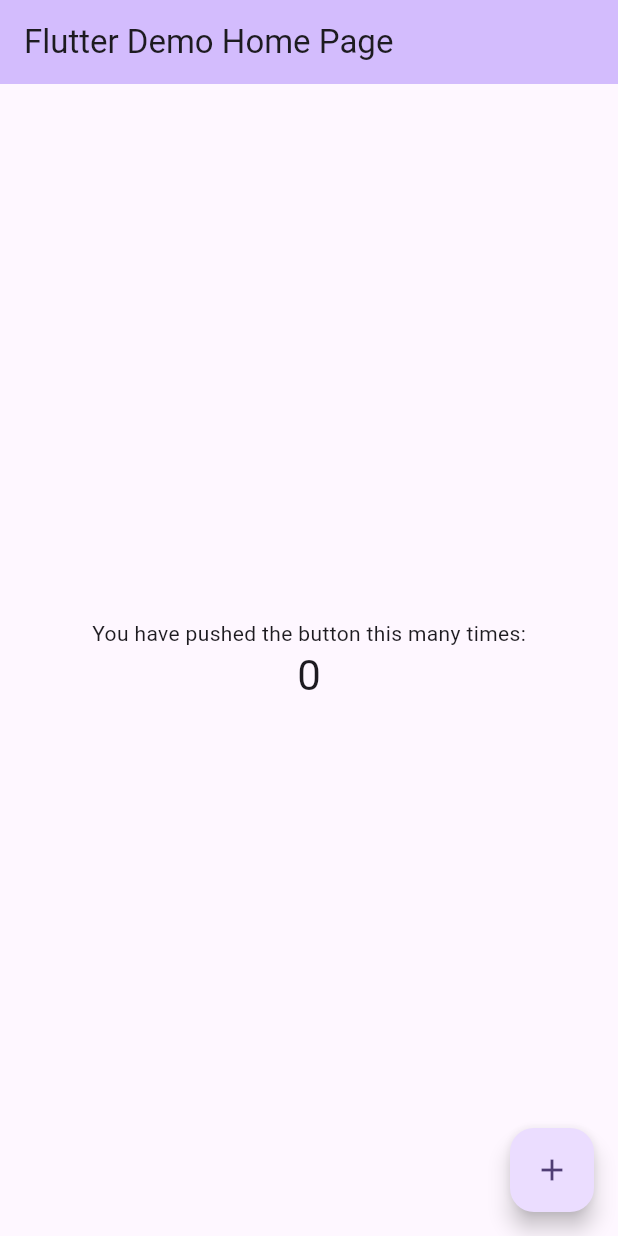
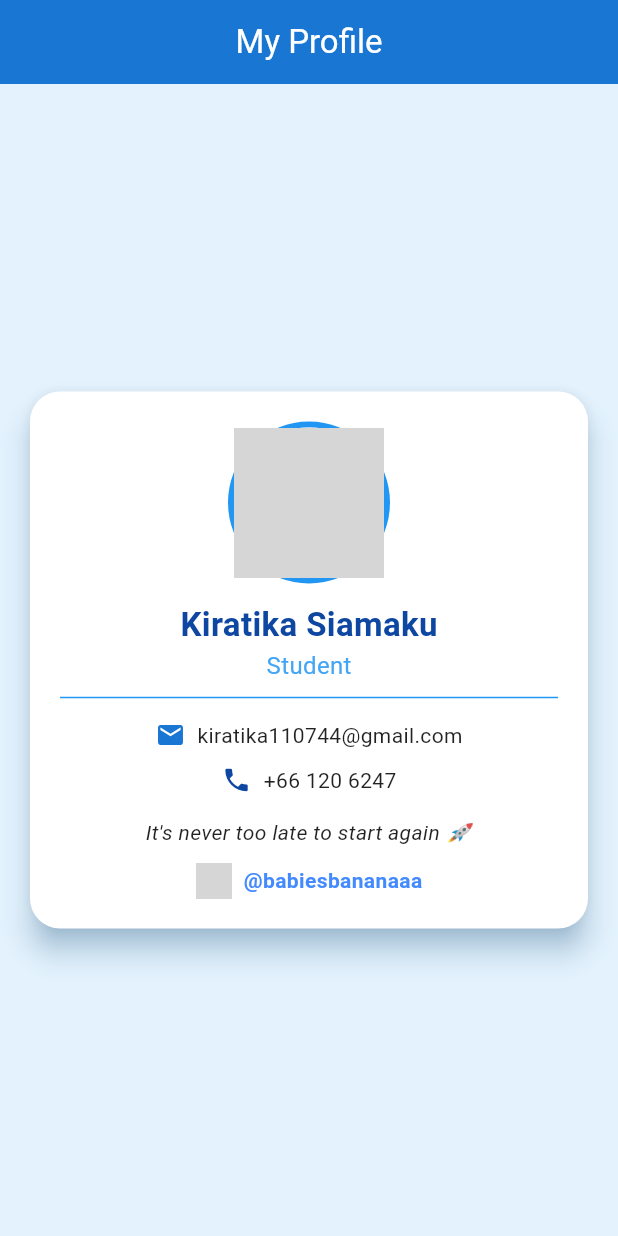
Before and after one commit to kiratika723/bam, a Flutter app: the screen it shows after launch, on a phone screen of 412 x 824 dp. Run offline on Flutter 3.47's test engine with Material 3 defaults, Android fonts, the phone set to English and light mode, and no system bars; network calls fail; grey boxes are pictures that could not be loaded.

Commit message:
ready_for_exam

```diff
--- a/lib/main.dart
+++ b/lib/main.dart
@@ -1,4 +1,5 @@
 import 'package:flutter/material.dart';
+import 'profile_card.dart'; // นำเข้าไฟล์โปรไฟล์การ์ด
 
 void main() {
   runApp(const MyApp());
@@ -7,119 +8,32 @@ void main() {
 class MyApp extends StatelessWidget {
   const MyApp({super.key});
 
-  // This widget is the root of your application.
   @override
   Widget build(BuildContext context) {
     return MaterialApp(
-      title: 'Flutter Demo',
-      theme: ThemeData(
-        // This is the theme of your application.
-        //
-        // TRY THIS: Try running your application with "flutter run". You'll see
-        // the application has a purple toolbar. Then, without quitting the app,
-        // try changing the seedColor in the colorScheme below to Colors.green
-        // and then invoke "hot reload" (save your changes or press the "hot
-        // reload" button in a Flutter-supported IDE, or press "r" if you used
-        // the command line to start the app).
-        //
-        // Notice that the counter didn't reset back to zero; the application
-        // state is not lost during the reload. To reset the state, use hot
-        // restart instead.
-        //
-        // This works for code too, not just values: Most code changes can be
-        // tested with just a hot reload.
-        colorScheme: ColorScheme.fromSeed(seedColor: Colors.deepPurple),
-        useMaterial3: true,
+      debugShowCheckedModeBanner: false,
+      home: Scaffold(
+        backgroundColor: Colors.blue.shade50, // พื้นหลังสีฟ้าอ่อน
+        appBar: AppBar(
+          title: const Text(
+            "My Profile",
+            style: TextStyle(color: Colors.white),
+          ),
+          centerTitle: true,
+          backgroundColor: Colors.blue.shade700, // สีฟ้าเข้ม
+        ),
+        body: const Center(
+          child: ProfileCard(
+            name: "Kiratika Siamaku",
+            position: "Student",
+            email: "kiratika110744@gmail.com",
+            phone: "+66 120 6247",
+            bio: "It's never too late to start again 🚀",
+            imageUrl: "https://encrypted-tbn0.gstatic.com/images?q=tbn:ANd9GcQyNFQOW17X0kUoAzX7E5DhnusRvxFj5TKsJg&s",
+            instagram: "babiesbananaaa", // ใส่ชื่อ IG ที่ต้องการ
+          ),
+        ),
       ),
-      home: const MyHomePage(title: 'Flutter Demo Home Page'),
     );
   }
 }
-
-class MyHomePage extends StatefulWidget {
-  const MyHomePage({super.key, required this.title});
-
-  // This widget is the home page of your application. It is stateful, meaning
-  // that it has a State object (defined below) that contains fields that affect
-  // how it looks.
-
-  // This class is the configuration for the state. It holds the values (in this
-  // case the title) provided by the parent (in this case the App widget) and
-  // used by the build method of the State. Fields in a Widget subclass are
-  // always marked "final".
-
-  final String title;
-
-  @override
-  State<MyHomePage> createState() => _MyHomePageState();
-}
-
-class _MyHomePageState extends State<MyHomePage> {
-  int _counter = 0;
-
-  void _incrementCounter() {
-    setState(() {
-      // This call to setState tells the Flutter framework that something has
-      // changed in this State, which causes it to rerun the build method below
-      // so that the display can reflect the updated values. If we changed
-      // _counter without calling setState(), then the build method would not be
-      // called again, and so nothing would appear to happen.
-      _counter++;
-    });
-  }
-
-  @override
-  Widget build(BuildContext context) {
-    // This method is rerun every time setState is called, for instance as done
-    // by the _incrementCounter method above.
-    //
-    // The Flutter framework has been optimized to make rerunning build methods
-    // fast, so that you can just rebuild anything that needs updating rather
-    // than having to individually change instances of widgets.
-    return Scaffold(
-      appBar: AppBar(
-        // TRY THIS: Try changing the color here to a specific color (to
-        // Colors.amber, perhaps?) and trigger a hot reload to see the AppBar
-        // change color while the other colors stay the same.
-        backgroundColor: Theme.of(context).colorScheme.inversePrimary,
-        // Here we take the value from the MyHomePage object that was created by
-        // the App.build method, and use it to set our appbar title.
-        title: Text(widget.title),
-      ),
-      body: Center(
-        // Center is a layout widget. It takes a single child and positions it
-        // in the middle of the parent.
-        child: Column(
-          // Column is also a layout widget. It takes a list of children and
-          // arranges them vertically. By default, it sizes itself to fit its
-          // children horizontally, and tries to be as tall as its parent.
-          //
-          // Column has various properties to control how it sizes itself and
-          // how it positions its children. Here we use mainAxisAlignment to
-          // center the children vertically; the main axis here is the vertical
-          // axis because Columns are vertical (the cross axis would be
-          // horizontal).
-          //
-          // TRY THIS: Invoke "debug painting" (choose the "Toggle Debug Paint"
-          // action in the IDE, or press "p" in the console), to see the
-          // wireframe for each widget.
-          mainAxisAlignment: MainAxisAlignment.center,
-          children: <Widget>[
-            const Text(
-              'You have pushed the button this many times:',
-            ),
-            Text(
-              '$_counter',
-              style: Theme.of(context).textTheme.headlineMedium,
-            ),
-          ],
-        ),
-      ),
-      floatingActionButton: FloatingActionButton(
-        onPressed: _incrementCounter,
-        tooltip: 'Increment',
-        child: const Icon(Icons.add),
-      ), // This trailing comma makes auto-formatting nicer for build methods.
-    );
-  }
-}
--- /dev/null
+++ b/lib/profile_card.dart
@@ -0,0 +1,101 @@
+import 'package:flutter/material.dart';
+
+class ProfileCard extends StatelessWidget {
+  final String name;
+  final String position;
+  final String email;
+  final String phone;
+  final String bio;
+  final String imageUrl;
+  final String instagram; // เพิ่มตัวแปรเก็บชื่อ IG
+
+  const ProfileCard({
+    super.key,
+    required this.name,
+    required this.position,
+    required this.email,
+    required this.phone,
+    required this.bio,
+    required this.imageUrl,
+    required this.instagram, // รับค่าชื่อ IG
+  });
+
+  @override
+  Widget build(BuildContext context) {
+    return Card(
+      color: Colors.white,
+      shape: RoundedRectangleBorder(borderRadius: BorderRadius.circular(20)),
+      elevation: 8,
+      shadowColor: Colors.blue.shade200,
+      margin: const EdgeInsets.symmetric(horizontal: 20, vertical: 50),
+      child: Padding(
+        padding: const EdgeInsets.all(20.0),
+        child: Column(
+          mainAxisSize: MainAxisSize.min,
+          children: [
+            Container(
+              decoration: BoxDecoration(
+                shape: BoxShape.circle,
+                border: Border.all(color: Colors.blue, width: 4.0),
+              ),
+              child: CircleAvatar(
+                radius: 50,
+                backgroundImage: NetworkImage(imageUrl),
+              ),
+            ),
+            const SizedBox(height: 12),
+            Text(
+              name,
+              style: TextStyle(fontSize: 22, fontWeight: FontWeight.bold, color: Colors.blue.shade900),
+            ),
+            Text(position, style: TextStyle(fontSize: 16, color: Colors.blue.shade400)),
+            const Divider(thickness: 1, color: Colors.blue, height: 20),
+            contactInfo(Icons.email, email, Colors.blue.shade700),
+            contactInfo(Icons.phone, phone, Colors.blue.shade900),
+            const SizedBox(height: 10),
+            Text(
+              bio,
+              textAlign: TextAlign.center,
+              style: const TextStyle(fontSize: 14, fontStyle: FontStyle.italic, color: Colors.black87),
+            ),
+            const SizedBox(height: 10),
+            instagramInfo(), // แสดงไอคอน + ชื่อ IG
+          ],
+        ),
+      ),
+    );
+  }
+
+  Widget contactInfo(IconData icon, String text, Color iconColor) {
+    return Padding(
+      padding: const EdgeInsets.symmetric(vertical: 5),
+      child: Row(
+        mainAxisAlignment: MainAxisAlignment.center,
+        children: [
+          Icon(icon, size: 20, color: iconColor),
+          const SizedBox(width: 8),
+          Text(text, style: const TextStyle(fontSize: 14, color: Colors.black87)),
+        ],
+      ),
+    );
+  }
+
+  // แสดงไอคอน Instagram พร้อมชื่อ IG
+  Widget instagramInfo() {
+    return Row(
+      mainAxisAlignment: MainAxisAlignment.center,
+      children: [
+        Image.network(
+          "https://upload.wikimedia.org/wikipedia/commons/a/a5/Instagram_icon.png",
+          width: 24,
+          height: 24,
+        ),
+        const SizedBox(width: 8),
+        Text(
+          "@$instagram",
+          style: const TextStyle(fontSize: 14, color: Colors.blueAccent, fontWeight: FontWeight.bold),
+        ),
+      ],
+    );
+  }
+}
```
